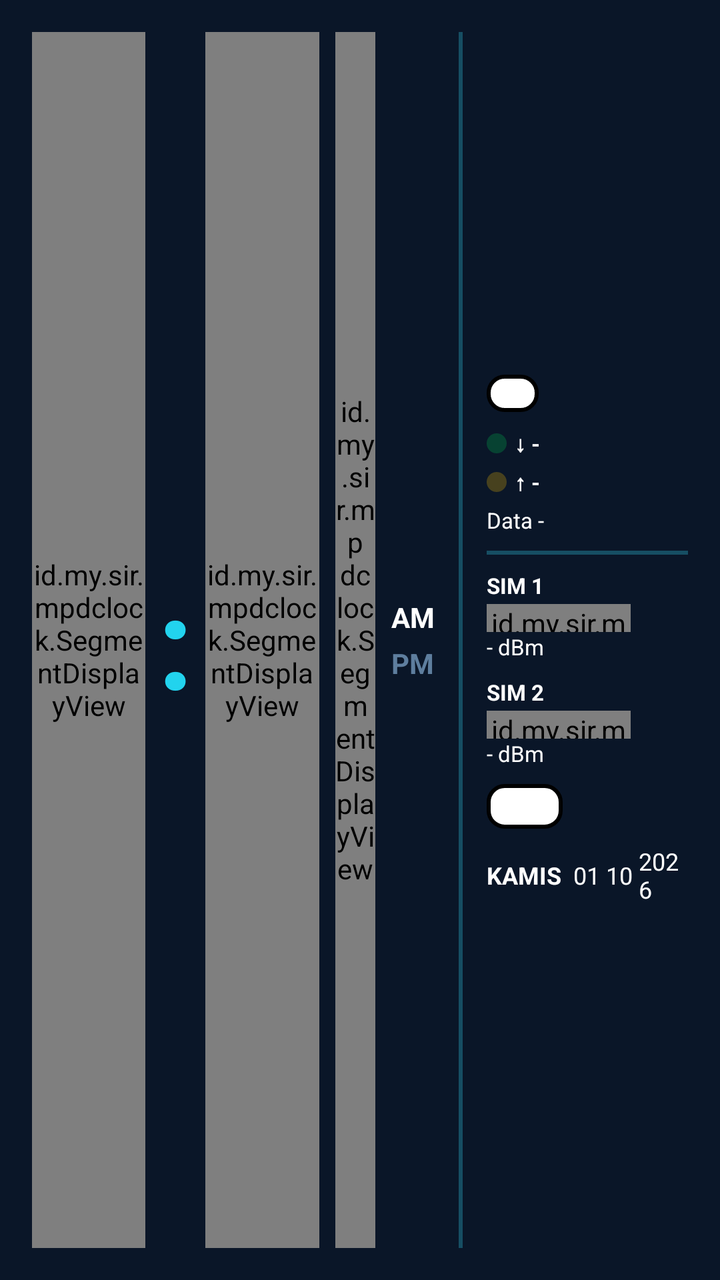
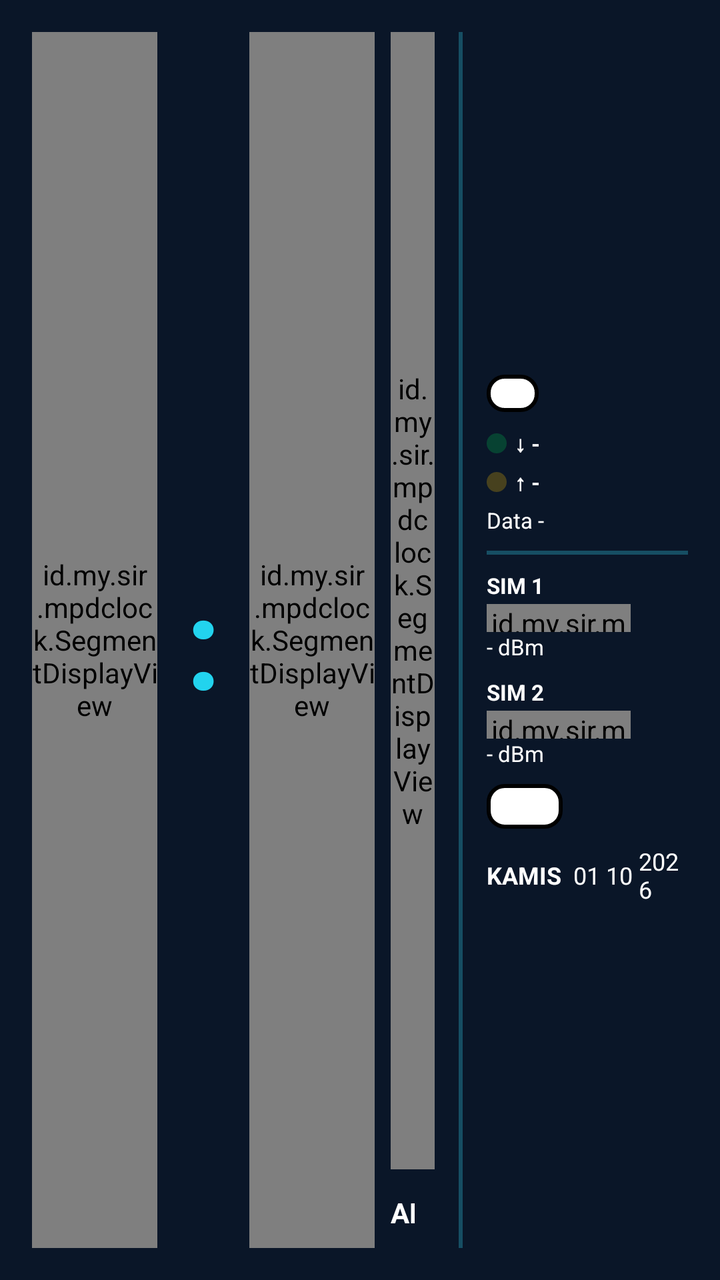

Two renders of the same Android screen: before a commit and after it. Below are the layout's source before the change and the commit's diff.
<!-- AndroidManifest.xml: application theme Theme.JamDigital -->
<!-- res/layout/activity_main_side.xml -->
<?xml version="1.0" encoding="utf-8"?>
<FrameLayout xmlns:android="http://schemas.android.com/apk/res/android"
    android:id="@+id/rootFrame"
    android:layout_width="match_parent"
    android:layout_height="match_parent"
    android:background="#0A1628"
    android:keepScreenOn="true">

    <LinearLayout
        android:layout_width="match_parent"
        android:layout_height="match_parent"
        android:orientation="horizontal"
        android:padding="16dp">

        
        <LinearLayout
            android:id="@+id/clockBox"
            android:layout_width="0dp"
            android:layout_height="match_parent"
            android:layout_weight="2"
            android:gravity="center"
            android:orientation="horizontal">

            <id.my.sir.mpdclock.SegmentDisplayView
                android:id="@+id/hourView"
                android:layout_width="0dp"
                android:layout_height="match_parent"
                android:layout_weight="1" />

            <TextView
                android:id="@+id/colonView"
                android:layout_width="wrap_content"
                android:layout_height="wrap_content"
                android:layout_marginHorizontal="6dp"
                android:text=":"
                android:textColor="#22D3EE"
                android:textSize="64sp"
                android:textStyle="bold" />

            <id.my.sir.mpdclock.SegmentDisplayView
                android:id="@+id/minView"
                android:layout_width="0dp"
                android:layout_height="match_parent"
                android:layout_weight="1" />

            <id.my.sir.mpdclock.SegmentDisplayView
                android:id="@+id/secView"
                android:layout_width="0dp"
                android:layout_height="match_parent"
                android:layout_marginStart="8dp"
                android:layout_weight="0.35" />

            <LinearLayout
                android:layout_width="wrap_content"
                android:layout_height="wrap_content"
                android:layout_marginStart="8dp"
                android:orientation="vertical">

                <TextView
                    android:id="@+id/amText"
                    android:layout_width="wrap_content"
                    android:layout_height="wrap_content"
                    android:text="AM"
                    android:textColor="@android:color/white"
                    android:textSize="14sp"
                    android:textStyle="bold" />

                <TextView
                    android:id="@+id/pmText"
                    android:layout_width="wrap_content"
                    android:layout_height="wrap_content"
                    android:layout_marginTop="4dp"
                    android:text="PM"
                    android:textColor="#5E7E9E"
                    android:textSize="14sp"
                    android:textStyle="bold" />
            </LinearLayout>
        </LinearLayout>

        <View
            android:layout_width="2dp"
            android:layout_height="match_parent"
            android:layout_marginHorizontal="12dp"
            android:background="#164E63" />

        
        <LinearLayout
            android:layout_width="0dp"
            android:layout_height="match_parent"
            android:layout_weight="1"
            android:gravity="center_vertical"
            android:orientation="vertical">

            <TextView
                android:id="@+id/netBadge"
                android:layout_width="wrap_content"
                android:layout_height="wrap_content"
                android:background="@drawable/badge_outline"
                android:paddingHorizontal="6dp"
                android:paddingVertical="2dp"
                android:text="4G"
                android:textColor="@android:color/white"
                android:textSize="11sp"
                android:textStyle="bold" />

            <LinearLayout
                android:layout_width="wrap_content"
                android:layout_height="wrap_content"
                android:layout_marginTop="8dp"
                android:gravity="center_vertical"
                android:orientation="horizontal">

                <View
                    android:id="@+id/ledDown"
                    android:layout_width="10dp"
                    android:layout_height="10dp"
                    android:alpha="0.25"
                    android:background="@drawable/led_green" />

                <TextView
                    android:id="@+id/dlSpeed"
                    android:layout_width="wrap_content"
                    android:layout_height="wrap_content"
                    android:layout_marginStart="4dp"
                    android:maxLines="1"
                    android:text="↓ -"
                    android:textColor="@android:color/white"
                    android:textSize="11sp"
                    android:textStyle="bold" />
            </LinearLayout>

            <LinearLayout
                android:layout_width="wrap_content"
                android:layout_height="wrap_content"
                android:layout_marginTop="4dp"
                android:gravity="center_vertical"
                android:orientation="horizontal">

                <View
                    android:id="@+id/ledUp"
                    android:layout_width="10dp"
                    android:layout_height="10dp"
                    android:alpha="0.25"
                    android:background="@drawable/led_yellow" />

                <TextView
                    android:id="@+id/ulSpeed"
                    android:layout_width="wrap_content"
                    android:layout_height="wrap_content"
                    android:layout_marginStart="4dp"
                    android:maxLines="1"
                    android:text="↑ -"
                    android:textColor="@android:color/white"
                    android:textSize="11sp"
                    android:textStyle="bold" />
            </LinearLayout>

            <TextView
                android:id="@+id/dataUsageText"
                android:layout_width="wrap_content"
                android:layout_height="wrap_content"
                android:layout_marginTop="4dp"
                android:maxLines="1"
                android:text="Data -"
                android:textColor="@android:color/white"
                android:textSize="11sp" />

            <View
                android:id="@+id/dividerTop"
                android:layout_width="match_parent"
                android:layout_height="2dp"
                android:layout_marginVertical="8dp"
                android:background="#164E63" />

            <TextView
                android:id="@+id/sim1Label"
                android:layout_width="wrap_content"
                android:layout_height="wrap_content"
                android:text="SIM 1"
                android:textColor="@android:color/white"
                android:textSize="11sp"
                android:textStyle="bold" />

            <id.my.sir.mpdclock.SignalBarsView
                android:id="@+id/sim1Bars"
                android:layout_width="72dp"
                android:layout_height="14dp"
                android:layout_marginTop="2dp" />

            <LinearLayout
                android:layout_width="wrap_content"
                android:layout_height="wrap_content"
                android:orientation="horizontal">

                <TextView
                    android:id="@+id/sim1Dbm"
                    android:layout_width="wrap_content"
                    android:layout_height="wrap_content"
                    android:text="- dBm"
                    android:textColor="@android:color/white"
                    android:textSize="11sp" />

                <TextView
                    android:id="@+id/sim1Band"
                    android:layout_width="wrap_content"
                    android:layout_height="wrap_content"
                    android:layout_marginStart="5dp"
                    android:text=""
                    android:textColor="@android:color/white"
                    android:textSize="11sp" />
            </LinearLayout>

            <TextView
                android:id="@+id/sim2Label"
                android:layout_width="wrap_content"
                android:layout_height="wrap_content"
                android:layout_marginTop="8dp"
                android:text="SIM 2"
                android:textColor="@android:color/white"
                android:textSize="11sp"
                android:textStyle="bold" />

            <id.my.sir.mpdclock.SignalBarsView
                android:id="@+id/sim2Bars"
                android:layout_width="72dp"
                android:layout_height="14dp"
                android:layout_marginTop="2dp" />

            <LinearLayout
                android:layout_width="wrap_content"
                android:layout_height="wrap_content"
                android:orientation="horizontal">

                <TextView
                    android:id="@+id/sim2Dbm"
                    android:layout_width="wrap_content"
                    android:layout_height="wrap_content"
                    android:text="- dBm"
                    android:textColor="@android:color/white"
                    android:textSize="11sp" />

                <TextView
                    android:id="@+id/sim2Band"
                    android:layout_width="wrap_content"
                    android:layout_height="wrap_content"
                    android:layout_marginStart="5dp"
                    android:text=""
                    android:textColor="@android:color/white"
                    android:textSize="11sp" />
            </LinearLayout>

            <TextView
                android:id="@+id/tempText"
                android:layout_width="wrap_content"
                android:layout_height="wrap_content"
                android:layout_marginTop="8dp"
                android:background="@drawable/badge_outline"
                android:paddingHorizontal="8dp"
                android:paddingVertical="3dp"
                android:text="--°C"
                android:textColor="@android:color/white"
                android:textSize="12sp"
                android:textStyle="bold" />

            <LinearLayout
                android:layout_width="wrap_content"
                android:layout_height="wrap_content"
                android:layout_marginTop="8dp"
                android:gravity="center_vertical"
                android:orientation="horizontal">

                <TextView
                    android:id="@+id/dayNameText"
                    android:layout_width="wrap_content"
                    android:layout_height="wrap_content"
                    android:text="KAMIS"
                    android:textColor="@android:color/white"
                    android:textSize="12sp"
                    android:textStyle="bold" />

                <TextView
                    android:id="@+id/dateDayText"
                    android:layout_width="wrap_content"
                    android:layout_height="wrap_content"
                    android:layout_marginStart="6dp"
                    android:text="01"
                    android:textColor="@android:color/white"
                    android:textSize="12sp" />

                <TextView
                    android:id="@+id/dateMonthText"
                    android:layout_width="wrap_content"
                    android:layout_height="wrap_content"
                    android:layout_marginStart="3dp"
                    android:text="10"
                    android:textColor="@android:color/white"
                    android:textSize="12sp" />

                <TextView
                    android:id="@+id/dateYearText"
                    android:layout_width="wrap_content"
                    android:layout_height="wrap_content"
                    android:layout_marginStart="3dp"
                    android:text="2026"
                    android:textColor="@android:color/white"
                    android:textSize="12sp" />
            </LinearLayout>
        </LinearLayout>
    </LinearLayout>
</FrameLayout>
<!-- resources referenced by this layout -->
<resources>
  <!-- drawable badge_outline (drawable) -->
  <?xml version="1.0" encoding="utf-8"?>
  <shape xmlns:android="http://schemas.android.com/apk/res/android"
      android:shape="rectangle">
      <solid android:color="@android:color/white" />
      <stroke android:width="2dp" android:color="@android:color/black" />
      <corners android:radius="8dp" />
  </shape>
  <!-- drawable led_green (drawable) -->
  <?xml version="1.0" encoding="utf-8"?>
  <shape xmlns:android="http://schemas.android.com/apk/res/android"
      android:shape="oval">
      <solid android:color="#00C853" />
      <size
          android:width="14dp"
          android:height="14dp" />
  </shape>
  <!-- drawable led_yellow (drawable) -->
  <?xml version="1.0" encoding="utf-8"?>
  <shape xmlns:android="http://schemas.android.com/apk/res/android"
      android:shape="oval">
      <solid android:color="#FFC400" />
      <size
          android:width="14dp"
          android:height="14dp" />
  </shape>
  <style name="Theme.JamDigital" parent="android:Theme.Material.Light.NoActionBar">
          <item name="android:windowBackground">@android:color/white</item>
          
          <item name="android:windowFullscreen">true</item>
          <item name="android:windowNoTitle">true</item>
          <item name="android:windowContentOverlay">@null</item>
          <item name="android:statusBarColor">@android:color/transparent</item>
          <item name="android:navigationBarColor">@android:color/transparent</item>
      </style>
</resources>

<!-- the commit's change to res/layout/activity_main_side.xml (unified diff, before → after) -->
@@ -31,7 +31,7 @@
                 android:id="@+id/colonView"
                 android:layout_width="wrap_content"
                 android:layout_height="wrap_content"
-                android:layout_marginHorizontal="6dp"
+                android:layout_marginHorizontal="14dp"
                 android:text=":"
                 android:textColor="#22D3EE"
                 android:textSize="64sp"
@@ -43,37 +43,46 @@
                 android:layout_height="match_parent"
                 android:layout_weight="1" />
 
-            <id.my.sir.mpdclock.SegmentDisplayView
-                android:id="@+id/secView"
+            <LinearLayout
                 android:layout_width="0dp"
                 android:layout_height="match_parent"
                 android:layout_marginStart="8dp"
-                android:layout_weight="0.35" />
-
-            <LinearLayout
-                android:layout_width="wrap_content"
-                android:layout_height="wrap_content"
-                android:layout_marginStart="8dp"
+                android:layout_weight="0.35"
+                android:gravity="center_horizontal"
                 android:orientation="vertical">
 
-                <TextView
-                    android:id="@+id/amText"
-                    android:layout_width="wrap_content"
-                    android:layout_height="wrap_content"
-                    android:text="AM"
-                    android:textColor="@android:color/white"
-                    android:textSize="14sp"
-                    android:textStyle="bold" />
-
-                <TextView
-                    android:id="@+id/pmText"
+                <id.my.sir.mpdclock.SegmentDisplayView
+                    android:id="@+id/secView"
+                    android:layout_width="match_parent"
+                    android:layout_height="0dp"
+                    android:layout_weight="1" />
+
+                <LinearLayout
                     android:layout_width="wrap_content"
                     android:layout_height="wrap_content"
                     android:layout_marginTop="4dp"
-                    android:text="PM"
-                    android:textColor="#5E7E9E"
-                    android:textSize="14sp"
-                    android:textStyle="bold" />
+                    android:gravity="center"
+                    android:orientation="horizontal">
+
+                    <TextView
+                        android:id="@+id/amText"
+                        android:layout_width="wrap_content"
+                        android:layout_height="wrap_content"
+                        android:layout_marginEnd="10dp"
+                        android:text="AM"
+                        android:textColor="@android:color/white"
+                        android:textSize="14sp"
+                        android:textStyle="bold" />
+
+                    <TextView
+                        android:id="@+id/pmText"
+                        android:layout_width="wrap_content"
+                        android:layout_height="wrap_content"
+                        android:text="PM"
+                        android:textColor="#5E7E9E"
+                        android:textSize="14sp"
+                        android:textStyle="bold" />
+                </LinearLayout>
             </LinearLayout>
         </LinearLayout>
 
